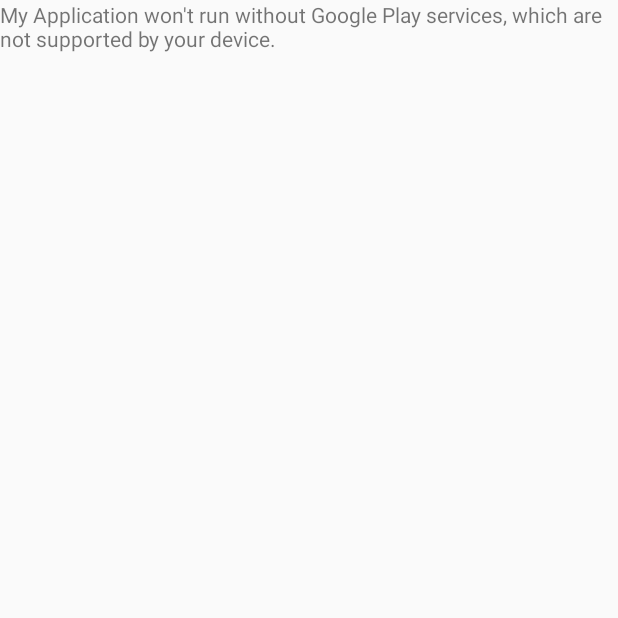
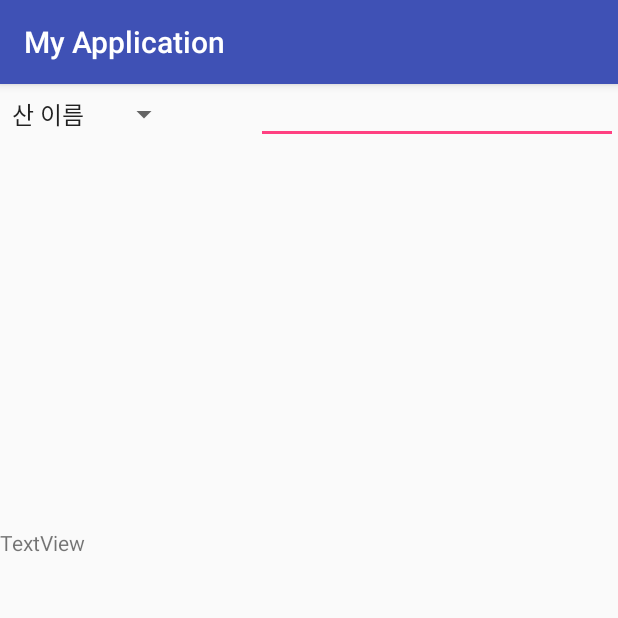
Before and after one commit to 3WDJ-Team1/HIKONNECT_APP, an Android app: the screen it shows after launch (MapsActivity before the commit, groups_list_main after it), on a phone screen of 412 x 824 dp, the top half of it. Run offline under Robolectric (Android 15) with nearby library versions, the light colour scheme and no system bars.

Commit message:
groups_list calendar make

```diff
--- a/app/build.gradle
+++ b/app/build.gradle
@@ -4,7 +4,7 @@
     compileSdkVersion 26
     defaultConfig {
         applicationId "kr.ac.yjc.wdj.myapplication"
-        minSdkVersion 23
+        minSdkVersion 19
         targetSdkVersion 26
         versionCode 1
         versionName "1.0"
@@ -22,6 +22,7 @@
     implementation fileTree(dir: 'libs', include: ['*.jar'])
     implementation 'com.android.support:appcompat-v7:26.1.0'
     implementation 'com.google.android.gms:play-services-maps:11.8.0'
+    implementation 'com.android.support.constraint:constraint-layout:1.0.2'
     testImplementation 'junit:junit:4.12'
     androidTestImplementation 'com.android.support.test:runner:1.0.1'
     androidTestImplementation 'com.android.support.test.espresso:espresso-core:3.0.1'
--- a/app/src/debug/res/values/google_maps_api.xml
+++ b/app/src/debug/res/values/google_maps_api.xml
@@ -20,5 +20,5 @@
     Once you have your key (it starts with "AIza"), replace the "google_maps_key"
     string in this file.
     -->
-    <string name="google_maps_key" templateMergeStrategy="preserve" translatable="false">YOUR_KEY_HERE</string>
+    <string name="google_maps_key" templateMergeStrategy="preserve" translatable="false">AIzaSyBAxuXFnvSopsfKoJjoXKXnm-BnjNdzAYk</string>
 </resources>
--- /dev/null
+++ b/app/src/main/java/kr/ac/yjc/wdj/myapplication/edit_view.java
@@ -0,0 +1,15 @@
+package kr.ac.yjc.wdj.myapplication;
+
+import android.app.Fragment;
+import android.os.Bundle;
+import android.support.annotation.Nullable;
+import android.view.LayoutInflater;
+import android.view.View;
+import android.view.ViewGroup;
+
+public class edit_view extends Fragment {
+    @Override
+    public View onCreateView(LayoutInflater inflater, @Nullable ViewGroup container, Bundle savedInstanceState) {
+        return inflater.inflate(R.layout.edit_view, container, false);
+    }
+}
--- /dev/null
+++ b/app/src/main/java/kr/ac/yjc/wdj/myapplication/groups_list_main.java
@@ -0,0 +1,104 @@
+package kr.ac.yjc.wdj.myapplication;
+
+import android.app.Fragment;
+import android.app.FragmentManager;
+import android.app.FragmentTransaction;
+import android.content.Context;
+import android.support.v7.app.AppCompatActivity;
+import android.os.Bundle;
+import android.view.LayoutInflater;
+import android.view.View;
+import android.widget.AdapterView;
+import android.widget.ArrayAdapter;
+import android.widget.Button;
+import android.widget.DatePicker;
+import android.widget.LinearLayout;
+import android.widget.Spinner;
+import android.widget.TextView;
+import android.widget.Toast;
+
+public class groups_list_main extends AppCompatActivity implements AdapterView.OnItemSelectedListener {
+    LinearLayout    list;
+    Spinner         spinner;
+    DatePicker      datePicker;
+    Button          button;
+    TextView        textView;
+    int flag=1;
+    @Override
+    protected void onCreate(Bundle savedInstanceState) {
+
+        super.onCreate(savedInstanceState);
+        setContentView(R.layout.activity_groups_list_main);
+
+        datePicker =    (DatePicker) findViewById(R.id.Datepicker);
+        spinner =       (Spinner) findViewById(R.id.planets_spinner);
+        list =          (LinearLayout) findViewById(R.id.list);
+        button =        (Button) findViewById(R.id.set);
+        textView =      (TextView) findViewById(R.id.textView);
+
+        FragmentManager fragmentManager=getFragmentManager();
+        FragmentTransaction fragmentTransaction=fragmentManager.beginTransaction();
+        text_view fragment=new text_view();
+        fragmentTransaction.add(R.id.container, fragment);
+        fragmentTransaction.commit();
+
+
+        ////////////////////////////////////////////////////스피너////////////////////////////////////////////////////
+        // Create an ArrayAdapter using the string array and a default spinner layout
+        ArrayAdapter<CharSequence> adapter = ArrayAdapter.createFromResource(this,
+                R.array.groups_list_array, android.R.layout.simple_spinner_item);
+
+        // Specify the layout to use when the list of choices appears
+        adapter.setDropDownViewResource(android.R.layout.simple_spinner_dropdown_item);
+        // Apply the adapter to the spinner
+        spinner.setAdapter(adapter);
+
+        // spinner에 setOnItemSelecedListener의 객체 new AdapterBiew.OnItemSeletedLiener()를 만들어
+        spinner.setOnItemSelectedListener(this);
+
+
+
+
+
+        ////////////////////////////////////////////////////그룹 리스트////////////////////////////////////////////////////
+                LayoutInflater inflater = (LayoutInflater) getSystemService(Context.LAYOUT_INFLATER_SERVICE);
+                inflater.inflate(R.layout.groups_list, list, true);
+        ////////////////////////////////////////////////////////////////////////////////////////////////////////////////
+    }
+    @Override
+    public void onItemSelected(AdapterView<?> parent, View view,
+                               int pos, long id) {
+        // parent.getItemAtPosition(pos).toString()
+        if (pos == 2) {
+            datePicker.setVisibility(datePicker.VISIBLE);
+            Fragment fragment;
+            switch (flag)   {
+                default:
+                case 0: {
+                    fragment=new edit_view();
+                    flag=1;
+                    break;
+                }
+                case 1: {
+                    fragment=new text_view();
+                    flag=0;
+                    break;
+                }
+            }
+            FragmentManager fragmentManager=getFragmentManager();
+            FragmentTransaction fragmentTransaction=fragmentManager.beginTransaction();
+            fragmentTransaction.replace(R.id.container, fragment);
+            fragmentTransaction.commit();
+            button.setOnClickListener(new View.OnClickListener() {
+                public void onClick(View view) {
+                    // textView.setText(datePicker.getDayOfMonth() + "." + datePicker.getMonth() + "." + datePicker.getYear());
+                    Toast.makeText(groups_list_main.this, datePicker.getDayOfMonth() + "" + datePicker.getMonth() + "" + datePicker.getYear(), Toast.LENGTH_LONG).show();
+                    datePicker.setVisibility(datePicker.INVISIBLE);
+                }
+            });
+        }
+    }
+    @Override
+    public void onNothingSelected(AdapterView<?> parent) {
+    }
+}
--- /dev/null
+++ b/app/src/main/java/kr/ac/yjc/wdj/myapplication/text_view.java
@@ -0,0 +1,15 @@
+package kr.ac.yjc.wdj.myapplication;
+
+import android.app.Fragment;
+import android.os.Bundle;
+import android.support.annotation.Nullable;
+import android.view.LayoutInflater;
+import android.view.View;
+import android.view.ViewGroup;
+
+public class text_view extends Fragment {
+    @Override
+    public View onCreateView(LayoutInflater inflater, @Nullable ViewGroup container, Bundle savedInstanceState) {
+        return inflater.inflate(R.layout.text_view, container, false);
+    }
+}
--- /dev/null
+++ b/app/src/main/res/layout/activity_groups_list_main.xml
@@ -0,0 +1,53 @@
+<?xml version="1.0" encoding="utf-8"?>
+<android.support.constraint.ConstraintLayout
+    xmlns:android="http://schemas.android.com/apk/res/android"
+    xmlns:app="http://schemas.android.com/apk/res-auto"
+    xmlns:tools="http://schemas.android.com/tools"
+    android:layout_width="match_parent"
+    android:layout_height="match_parent"
+    tools:context=".groups_list_main">
+
+    <Spinner
+        android:id="@+id/planets_spinner"
+        android:layout_width="120dp"
+        android:layout_height="40dp"
+        app:layout_constraintStart_toStartOf="parent"
+        app:layout_constraintTop_toTopOf="parent" />
+
+    <DatePicker
+        android:visibility="invisible"
+        android:layout_width="wrap_content"
+        android:layout_height="wrap_content"
+        android:id="@+id/Datepicker" >
+
+        <Button
+            android:layout_width="wrap_content"
+            android:layout_height="wrap_content"
+            android:id="@+id/set"
+            android:text="set"/>
+
+    </DatePicker>
+
+    <LinearLayout
+        android:id="@+id/list"
+        android:layout_width="match_parent"
+        android:layout_height="472dp"
+        android:layout_marginTop="52dp"
+        android:orientation="vertical"
+        app:layout_constraintBottom_toBottomOf="parent"
+        app:layout_constraintEnd_toEndOf="parent"
+        app:layout_constraintStart_toStartOf="parent"
+        app:layout_constraintTop_toTopOf="parent"
+        app:layout_constraintVertical_bias="1.0">
+
+    </LinearLayout>
+
+    <fragment
+        android:id="@+id/container"
+        android:name="kr.ac.yjc.wdj.myapplication.edit_view"
+        android:layout_width="241dp"
+        android:layout_height="40dp"
+        app:layout_constraintEnd_toEndOf="parent"
+        app:layout_constraintTop_toTopOf="parent" />
+
+</android.support.constraint.ConstraintLayout>
--- /dev/null
+++ b/app/src/main/res/layout/edit_view.xml
@@ -0,0 +1,13 @@
+<?xml version="1.0" encoding="utf-8"?>
+<LinearLayout xmlns:android="http://schemas.android.com/apk/res/android"
+    android:orientation="vertical" android:layout_width="match_parent"
+    android:layout_height="match_parent">
+
+    <EditText
+        android:id="@+id/editText"
+        android:layout_width="match_parent"
+        android:layout_height="wrap_content"
+        android:ems="10"
+        android:inputType="textPersonName"
+        android:text="" />
+</LinearLayout>
--- /dev/null
+++ b/app/src/main/res/layout/groups_list.xml
@@ -0,0 +1,10 @@
+<?xml version="1.0" encoding="utf-8"?>
+<LinearLayout xmlns:android="http://schemas.android.com/apk/res/android"
+    android:orientation="vertical" android:layout_width="match_parent"
+    android:layout_height="match_parent">
+
+    <TextView
+        android:layout_width="match_parent"
+        android:layout_height="wrap_content"
+        android:text="TextView" />
+</LinearLayout>
--- a/app/src/main/res/values/strings.xml
+++ b/app/src/main/res/values/strings.xml
@@ -1,4 +1,9 @@
 <resources>
     <string name="app_name">My Application</string>
     <string name="title_activity_maps">Map</string>
+    <string-array name="groups_list_array">
+        <item>산 이름</item>
+        <item>작성자</item>
+        <item>산행날짜</item>
+    </string-array>
 </resources>
--- a/build.gradle
+++ b/build.gradle
@@ -7,7 +7,7 @@
         jcenter()
     }
     dependencies {
-        classpath 'com.android.tools.build:gradle:3.0.1'
+        classpath 'com.android.tools.build:gradle:3.1.0'
 
 
         // NOTE: Do not place your application dependencies here; they belong
```
Also changed, not shown: app/src/main/AndroidManifest.xml (+6 -3 lines), app/src/main/res/layout/calendar.xml (added, +16 -0 lines), app/src/main/res/layout/text_view.xml (added, +11 -0 lines), gradle/wrapper/gradle-wrapper.properties.
